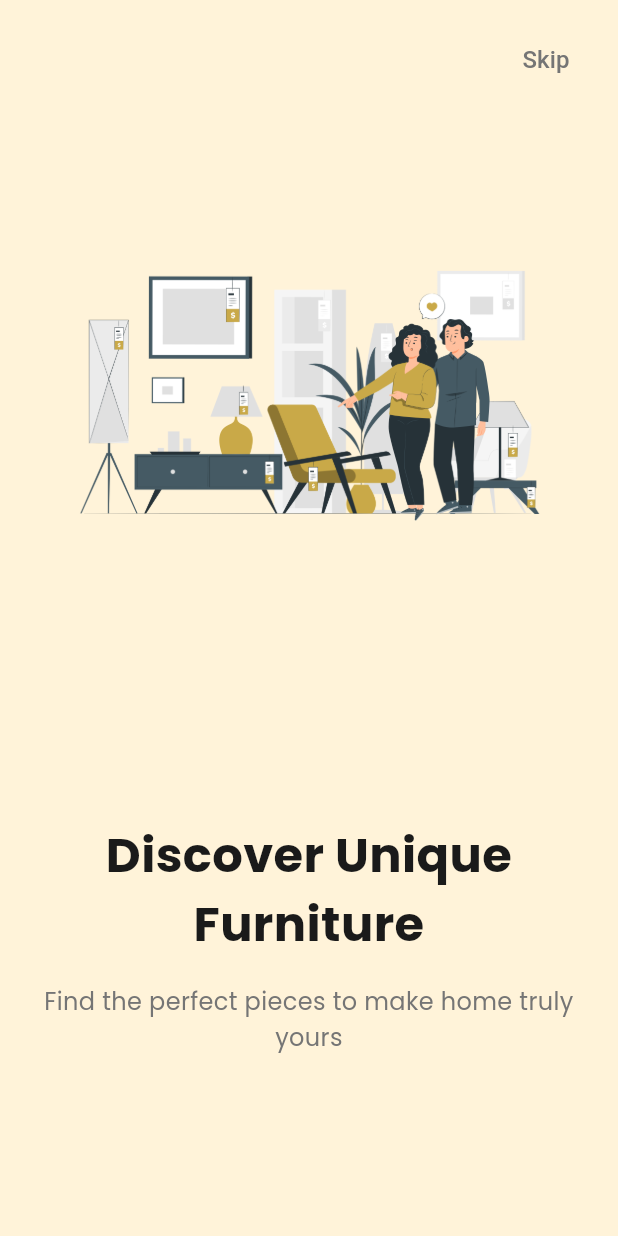
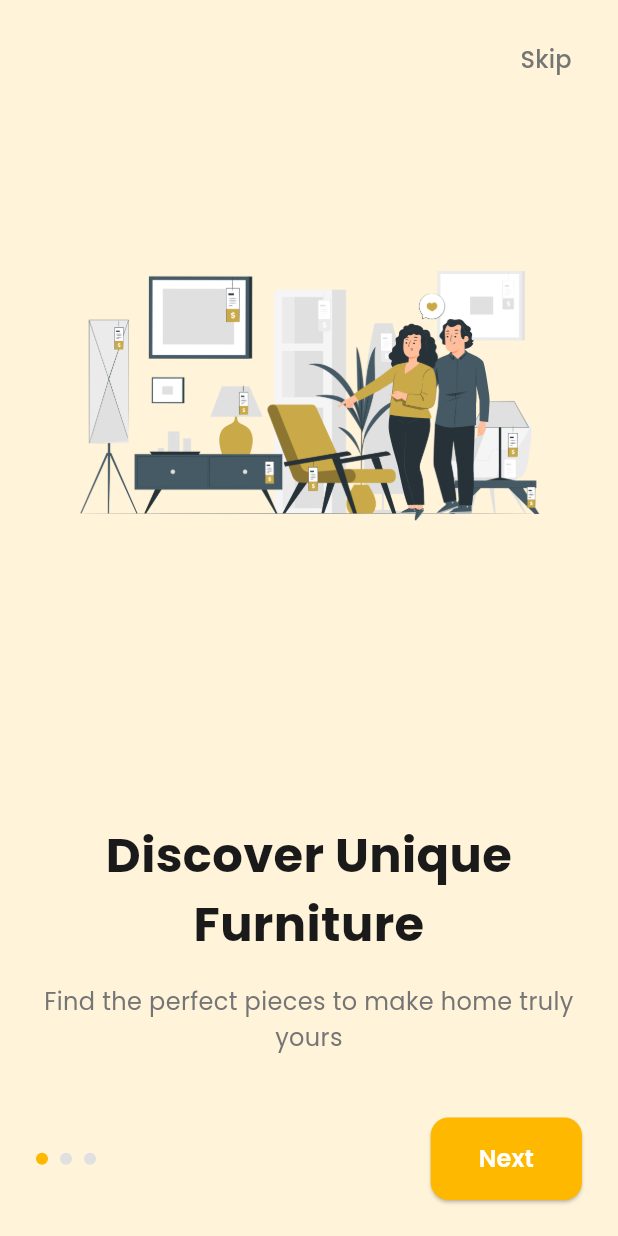
Before and after one commit to AbussagatovYelaman/furniture_shop_app, a Flutter app: the OnboardingScreen screen opened directly, on a phone screen of 412 x 824 dp. Run offline on Flutter 3.47's test engine with Material 3 defaults, Android fonts, the phone set to English and light mode, and no system bars; our stand-ins replace google_fonts, shared_preferences; accounts and stored records are empty.

```diff
--- /dev/null
+++ b/lib/providers/app_state_provider.dart
@@ -0,0 +1,27 @@
+import 'package:flutter/widgets.dart';
+import 'package:shared_preferences/shared_preferences.dart';
+
+class AppStateProvider with ChangeNotifier {
+  static const String _hasSeenOnboardingKey = 'has_seen_onboarding';
+  bool _hasSeenOnboarding = false;
+  bool _isInitialized = false;
+
+  bool get hasSeenOnboarding => _hasSeenOnboarding;
+  bool get isInitialized => _isInitialized;
+
+  Future<void> initializeApp() async {
+    if (_isInitialized) return;
+
+    final prefs = await SharedPreferences.getInstance();
+    _hasSeenOnboarding = prefs.getBool(_hasSeenOnboardingKey) ?? false;
+    _isInitialized = true;
+    notifyListeners();
+  }
+
+  Future<void> setOnboardingComplete() async {
+    final prefs = await SharedPreferences.getInstance();
+    await prefs.setBool(_hasSeenOnboardingKey, true);
+    _hasSeenOnboarding = true;
+    notifyListeners();
+  }
+}
--- /dev/null
+++ b/lib/providers/auth_provider.dart
@@ -0,0 +1,31 @@
+import 'package:flutter/widgets.dart';
+import 'package:shared_preferences/shared_preferences.dart';
+
+class AuthProvider with ChangeNotifier {
+  static const String _isLoggedInKey = 'is_logged_in';
+  static const String _userEmailKey = 'user_email';
+  static const String _userNameKey = 'user_name';
+  static const String _passwordKey = 'user_password';
+
+  bool _isLoggedIn = false;
+  bool _isLoading = false;
+  String? _userEmail;
+  String? _userName;
+  String? _errorMessage;
+
+  String? get errorMessage => _errorMessage;
+  bool get isLoading => _isLoading;
+  bool get isLoggedIn => _isLoggedIn;
+  String? get userEmail => _userEmail;
+  String? get userName => _userName;
+
+  Future<void> initializeAuth() async {
+    final prefs = await SharedPreferences.getInstance();
+    _isLoggedIn = prefs.getBool(_isLoggedInKey) ?? false;
+    if (_isLoggedIn) {
+      _userEmail = prefs.getString(_userEmailKey);
+      _userName = prefs.getString(_userEmailKey);
+    }
+    notifyListeners();
+  }
+}
--- a/lib/screens/onboarding/onboarding_screen.dart
+++ b/lib/screens/onboarding/onboarding_screen.dart
@@ -91,7 +91,43 @@ class _OnboardingScreenState extends State<OnboardingScreen> {
                   Row(
                     children: List.generate(
                       _pages.length,
-                      (index) => Container(),
+                      (index) => Container(
+                        width: 8,
+                        height: 8,
+                        margin: const EdgeInsets.only(right: 8),
+                        decoration: BoxDecoration(
+                          shape: BoxShape.circle,
+                          color: _currentPage == index
+                              ? AppConstants.primaryColor
+                              : Colors.grey[300],
+                        ),
+                      ),
+                    ),
+                  ),
+                  // Next button
+                  ElevatedButton(
+                    onPressed: _onNextPage,
+                    style: ElevatedButton.styleFrom(
+                      backgroundColor: AppConstants.primaryColor,
+                      foregroundColor: Colors.white,
+                      padding: const EdgeInsets.symmetric(
+                        horizontal: 32,
+                        vertical: 16,
+                      ),
+                      shape: RoundedRectangleBorder(
+                        borderRadius: BorderRadiusGeometry.circular(
+                          AppConstants.defaultBorderRadius,
+                        ),
+                      ),
+                    ),
+                    child: Text(
+                      _currentPage == _pages.length - 1
+                          ? 'Get Started'
+                          : "Next",
+                      style: const TextStyle(
+                        fontSize: 16,
+                        fontWeight: FontWeight.w600,
+                      ),
                     ),
                   ),
                 ],
@@ -159,4 +195,15 @@ class _OnboardingScreenState extends State<OnboardingScreen> {
   }
 
   void _completeOnboarding() async {}
+
+  void _onNextPage() {
+    if (_currentPage < _pages.length - 1) {
+      _pageController.nextPage(
+        duration: const Duration(milliseconds: 500),
+        curve: Curves.easeInOut,
+      );
+    } else {
+      _completeOnboarding();
+    }
+  }
 }
--- a/pubspec.yaml
+++ b/pubspec.yaml
@@ -10,6 +10,8 @@ dependencies:
   flutter:
     sdk: flutter
   google_fonts: ^6.3.0
+  provider: ^6.1.5+1
+  shared_preferences: ^2.5.3
 dev_dependencies:
   flutter_test:
     sdk: flutter
```
Also changed, not shown: lib/app_starter.dart (added, +26 -0 lines), lib/main.dart (+25 -8 lines), lib/screens/splash/splash_screen.dart (+20 -1 lines), pubspec.lock, 4 other files.
